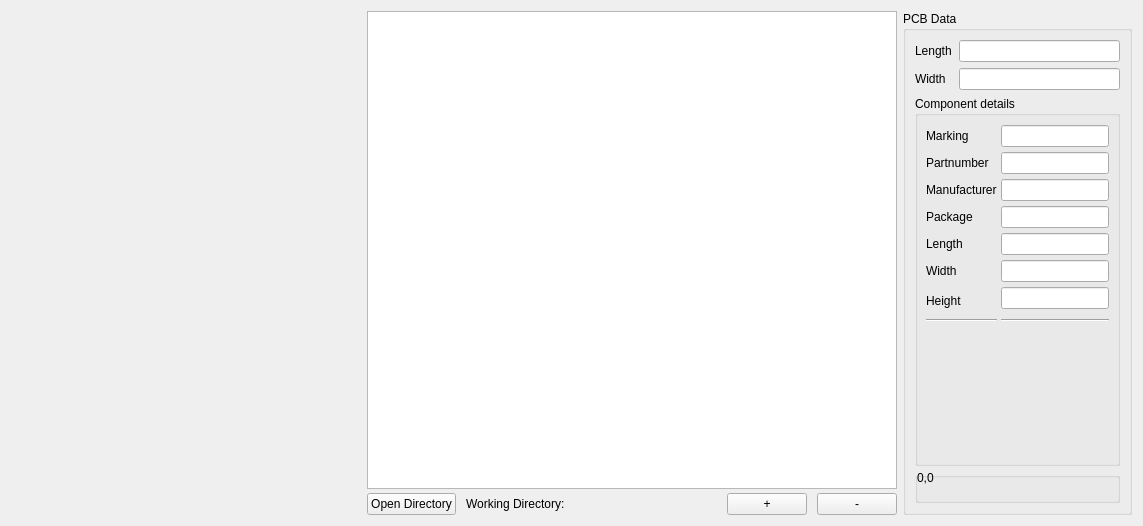
Before: the Qt Designer form ddg/ui/central_widget.ui in persts/DotDotGoose, drawn with Qt 5.
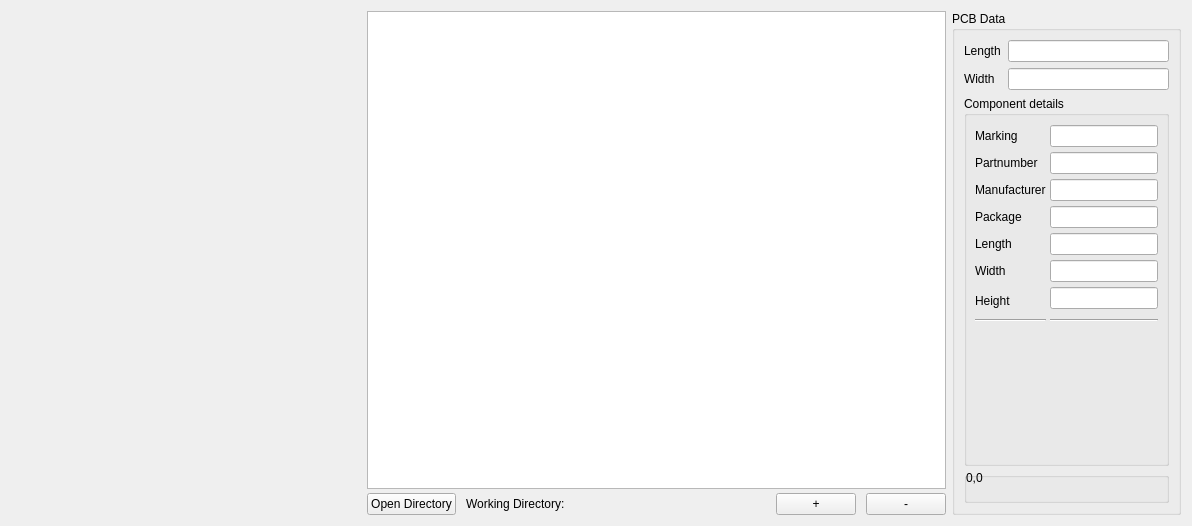
After: the same form once the commit is applied. Icons and pictures are not drawn. Custom widgets are drawn as their Qt base class.

The edit to the form file:
```diff
--- a/ddg/ui/central_widget.ui
+++ b/ddg/ui/central_widget.ui
@@ -6,7 +6,7 @@
    <rect>
     <x>0</x>
     <y>0</y>
-    <width>1143</width>
+    <width>1192</width>
     <height>526</height>
    </rect>
   </property>
```
Left out of the diff: 32 changed lines with no effect on the pictures.
